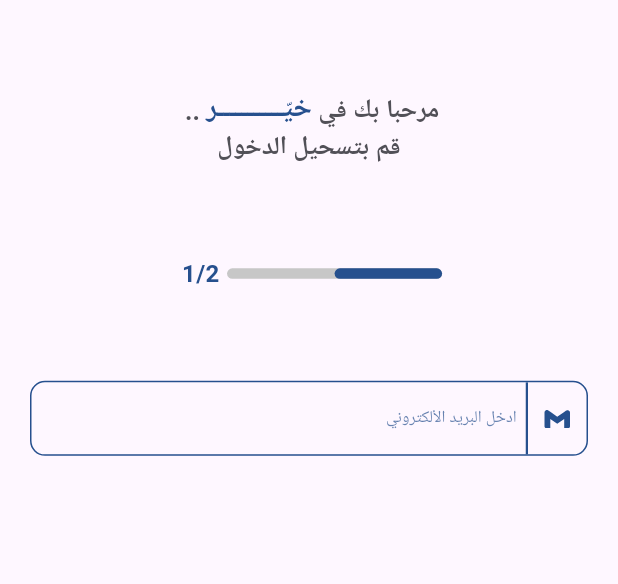
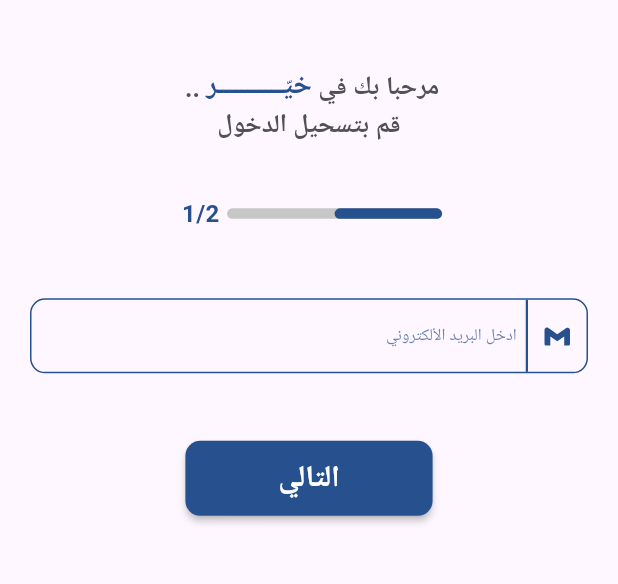
Before and after one commit to ZiadElsaadany/Graduation-Project-Flutter, a Flutter app: the screen it shows after launch, on a phone screen of 412 x 824 dp, the part 246-830 px from its top. Run offline on Flutter 3.47's test engine with Material 3 defaults, Android fonts, the phone set to English and light mode, and no system bars; drawn by our look-alikes of flutter_animate; our stand-ins replace flutter_bloc, flutter_screenutil, flutter_svg, go_router, google_fonts; Roboto replaces fonts that are missing (Almarai).

Commit message:
auth button added

```diff
--- a/lib/core/utls/text.dart
+++ b/lib/core/utls/text.dart
@@ -5,6 +5,7 @@ abstract class AppText {
   static const String  appName= "خيّـــــــــــر";
   static const String  enterToLogin= "قم بتسحيل الدخول";
   static const String  enterYourEmail= "ادخل البريد الألكتروني";
+  static const String  next= "التالي";
 
 
 
--- /dev/null
+++ b/lib/features/auth/presentation/view/widgets/button.dart
@@ -0,0 +1,35 @@
+import 'package:aoun_tu/core/utls/colors.dart';
+import 'package:aoun_tu/core/utls/styles.dart';
+import 'package:flutter/material.dart';
+
+class CustomButton extends StatelessWidget {
+   CustomButton({Key? key, required this.txt ,
+
+   this.color
+   }) : super(key: key);
+
+  final String txt;
+  Color ?color;
+  @override
+  Widget build(BuildContext context) {
+    return SizedBox(
+      width: MediaQuery.of(context).size.width*0.4,
+      child: MaterialButton(onPressed: ( ) { },
+        shape: RoundedRectangleBorder(
+            borderRadius: BorderRadius.circular(10)
+        ),
+        height: 50,
+        minWidth: 170,
+        color:  color??AppColors.text2,
+
+      child: Text(
+        txt ,
+        style: AppStyles.textStyle20.copyWith(
+          color: AppColors.white ,
+          fontWeight: FontWeight.bold
+        ),
+      ),
+      ),
+    );
+  }
+}
--- a/lib/features/auth/presentation/view/widgets/field.dart
+++ b/lib/features/auth/presentation/view/widgets/field.dart
@@ -35,7 +35,7 @@ class CustomTextFormField extends StatelessWidget {
           const SizedBox(width: 6,),
           Container(
             height: 50,
-            width: 1.5,
+            width:1.5,
             color: AppColors.mainColor,
           ),
           const SizedBox(width: 6,),
--- a/lib/features/auth/presentation/view/widgets/login_body.dart
+++ b/lib/features/auth/presentation/view/widgets/login_body.dart
@@ -1,4 +1,6 @@
+import 'package:aoun_tu/core/utls/colors.dart';
 import 'package:aoun_tu/core/utls/text.dart';
+import 'package:aoun_tu/features/auth/presentation/view/widgets/button.dart';
 import 'package:aoun_tu/features/auth/presentation/view/widgets/field.dart';
 import 'package:aoun_tu/features/auth/presentation/view/widgets/logo_widget.dart';
 import 'package:aoun_tu/features/auth/presentation/view/widgets/progress_widget.dart';
@@ -28,20 +30,20 @@ class _LoginBodyState extends State<LoginBody> {
          const SliverToBoxAdapter(
            child: AuthLogoWidget(),
          ),
-         const SliverPadding(padding: EdgeInsets.symmetric(
-             vertical: 30
+         const SliverPadding(padding: EdgeInsets.only(
+             bottom: 45
          )),
          const SliverToBoxAdapter(
            child: WelcomeToWidget(),
          ),
-         const SliverPadding(padding: EdgeInsets.symmetric(
-             vertical: 30
+         const SliverPadding(padding: EdgeInsets.only(
+             bottom: 35
          )),
          const SliverToBoxAdapter(
            child: ProgressWidget(number: 2),
          ),
-         const SliverPadding(padding: EdgeInsets.symmetric(
-             vertical: 30
+          const SliverPadding(padding: EdgeInsets.only(
+             bottom: 45
          )),
          SliverToBoxAdapter(
            child: CustomTextFormField(
@@ -49,10 +51,21 @@ class _LoginBodyState extends State<LoginBody> {
              textEditingController:emailController ,
            ),
          ),
-         const SliverPadding(padding: EdgeInsets.symmetric(
-             vertical: 30
+          const SliverPadding(padding: EdgeInsets.only(
+             bottom: 45
          )),
 
+          SliverToBoxAdapter(
+           child: Row(
+             mainAxisAlignment: MainAxisAlignment.center,
+             children: [
+               CustomButton(
+                 color:AppColors.mainColor ,
+                 txt: AppText.next,
+               ),
+             ],
+           ),
+         ),
 
        ],
       ),
```
